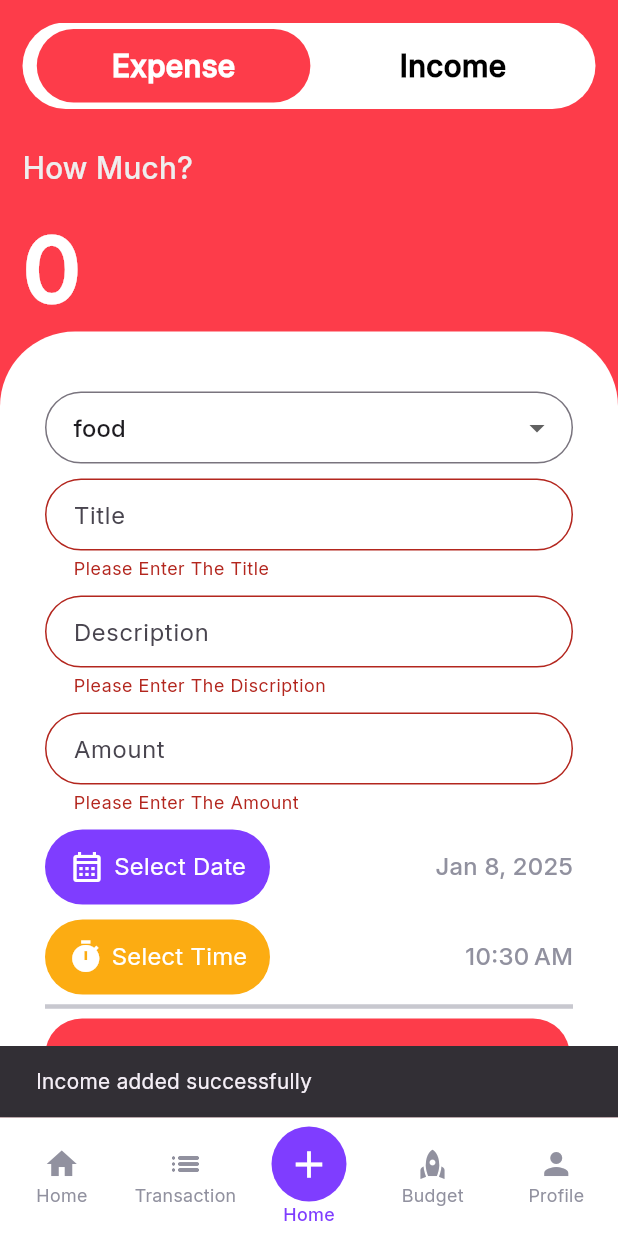
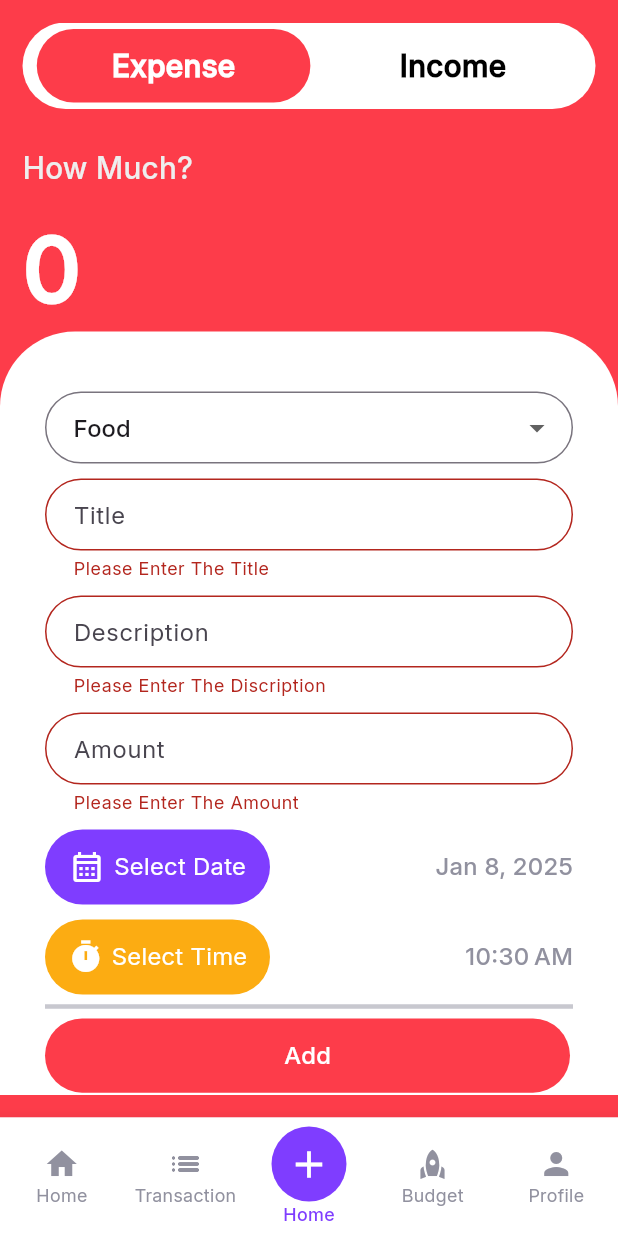
Before and after one commit to ShanzSM/Expenzy, a Flutter app: the MainScreen screen opened directly, item 3 of the bottom bar chosen, after a tap on "Add", on a phone screen of 412 x 824 dp. Run offline on Flutter 3.47's test engine with Material 3 defaults, Android fonts, the phone set to English and light mode, and no system bars; our stand-ins replace fl_chart, shared_preferences, smooth_page_indicator; accounts and stored records are empty.

Commit message:
Complete the project

```diff
--- a/expenzy/lib/models/expense_model.dart
+++ b/expenzy/lib/models/expense_model.dart
@@ -2,29 +2,35 @@
 
 //input category enum
 enum ExpenseCategory {
-  food,
-  transport,
-  health,
-  shopping,
-  subscription,
+  Food,
+  Transport,
+  Health,
+  Shopping,
+  Subscription,
+  Alchohol,
+  Smoke,
 }
 
 //category images
 final Map<ExpenseCategory, String> expenseCategoryImages = {
-  ExpenseCategory.food: "assets/images/restaurant.png",
-  ExpenseCategory.transport: "assets/images/car.png",
-  ExpenseCategory.health: "assets/images/health.png",
-  ExpenseCategory.shopping: "assets/images/bag.png",
-  ExpenseCategory.subscription: "assets/images/bill.png",
+  ExpenseCategory.Food: "assets/images/restaurant.png",
+  ExpenseCategory.Transport: "assets/images/car.png",
+  ExpenseCategory.Health: "assets/images/health.png",
+  ExpenseCategory.Shopping: "assets/images/bag.png",
+  ExpenseCategory.Subscription: "assets/images/bill.png",
+  ExpenseCategory.Alchohol: "assets/images/drink.png",
+  ExpenseCategory.Smoke: "assets/images/smoke.png",
 };
 
 //category colors
 final Map<ExpenseCategory, Color> expenseCategoryColors = {
-  ExpenseCategory.food: const Color(0xFFE57373),
-  ExpenseCategory.transport: const Color(0xFF81C784),
-  ExpenseCategory.health: const Color(0xFF64B5F6),
-  ExpenseCategory.shopping: const Color(0xFFFFD54F),
-  ExpenseCategory.subscription: const Color(0xFF9575CD),
+  ExpenseCategory.Food: const Color(0xFFE57373),
+  ExpenseCategory.Transport: const Color(0xFF81C784),
+  ExpenseCategory.Health: const Color(0xFF64B5F6),
+  ExpenseCategory.Shopping: const Color(0xFFFFD54F),
+  ExpenseCategory.Subscription: const Color(0xFF9575CD),
+  ExpenseCategory.Alchohol: const Color(0xFFFFA726),
+  ExpenseCategory.Smoke: const Color(0xFF689F38),
 };
 
 class Expense {
--- a/expenzy/lib/models/income_model.dart
+++ b/expenzy/lib/models/income_model.dart
@@ -2,26 +2,26 @@
 
 //input category enum
 enum IncomeCategory {
-  freelance,
-  salary,
-  passive,
-  sales,
+  Freelance,
+  Salary,
+  Passive,
+  Sales,
 }
 
 //category images
 final Map<IncomeCategory, String> incomeCategoryImages = {
-  IncomeCategory.freelance: "assets/images/freelance.png",
-  IncomeCategory.passive: "assets/images/bill.png",
-  IncomeCategory.sales: "assets/images/bag.png",
-  IncomeCategory.salary: "assets/images/salary.png",
+  IncomeCategory.Freelance: "assets/images/freelance.png",
+  IncomeCategory.Passive: "assets/images/bill.png",
+  IncomeCategory.Sales: "assets/images/bag.png",
+  IncomeCategory.Salary: "assets/images/salary.png",
 };
 
 //category colors
 final Map<IncomeCategory, Color> incomeCategoryColors = {
-  IncomeCategory.freelance: const Color(0xFFE57373),
-  IncomeCategory.passive: const Color(0xFF81C784),
-  IncomeCategory.sales: const Color(0xFF64B5F6),
-  IncomeCategory.salary: const Color(0xFFFFD54F),
+  IncomeCategory.Freelance: const Color(0xFFE57373),
+  IncomeCategory.Passive: const Color(0xFF81C784),
+  IncomeCategory.Sales: const Color(0xFF64B5F6),
+  IncomeCategory.Salary: const Color(0xFFFFD54F),
 };
 
 class Income {
--- a/expenzy/lib/screens/add_new_screen.dart
+++ b/expenzy/lib/screens/add_new_screen.dart
@@ -24,8 +24,8 @@
 class _AddNewScreenState extends State<AddNewScreen> {
   int _selectedMethod = 0;
 
-  ExpenseCategory _expenseCategory = ExpenseCategory.food;
-  IncomeCategory _incomeCategory = IncomeCategory.salary;
+  ExpenseCategory _expenseCategory = ExpenseCategory.Food;
+  IncomeCategory _incomeCategory = IncomeCategory.Salary;
   DateTime _selecteddate = DateTime.now();
   DateTime _selectedTime = DateTime.now();
 //text controllers
@@ -413,54 +413,58 @@
                               onTap: () async {
                                 if (_formkey.currentState!.validate()) {
                                   if (_selectedMethod == 0) {
-                                    //save expense and the income data in the shared pref
+                                    // Save expense data
                                     List<Expense> loadedExpenses =
                                         await ExpenceService().loadExpenses();
-                                    //craete the expense to store
+
+                                    // Create the expense to store
                                     Expense expense = Expense(
                                       id: loadedExpenses.length + 1,
                                       title: _titleController.text,
-                                      amount: _amountController.text.isEmpty
-                                          ? 0
-                                          : double.parse(
-                                              _amountController.text),
+                                      amount:
+                                          double.parse(_amountController.text),
                                       category: _expenseCategory,
                                       date: _selecteddate,
                                       time: _selectedTime,
                                       description: _descriptionController.text,
                                     );
+
                                     widget.addExpense(expense);
-                                    //clear the fields
+
+                                    // Clear the fields
                                     _amountController.clear();
-                                    _titleController.clear;
-                                    _descriptionController.clear;
-                                  }
-                                } else {
+                                    _titleController.clear();
+                                    _descriptionController.clear();
+                                  } else if (_selectedMethod == 1) {
+                                    // Save income data
                                     List<Income> loadedIncome =
                                         await IncomeServices().loadIncomes();
-                                  //create the new income
 
+                                    // Create the new income
                                     Income income = Income(
                                       id: loadedIncome.length + 1,
                                       title: _titleController.text,
-                                    amount: _amountController.text.isEmpty
-                                        ? 0
-                                        : double.parse(_amountController.text),
+                                      amount:
+                                          double.parse(_amountController.text),
                                       category: _incomeCategory,
                                       date: _selecteddate,
                                       time: _selectedTime,
                                       description: _descriptionController.text,
                                     );
+
                                     widget.addIncome(income);
-                                  //clear the fields
+
+                                    // Clear the fields
                                     _amountController.clear();
-                                  _titleController.clear;
-                                  _descriptionController.clear;
+                                    _titleController.clear();
+                                    _descriptionController.clear();
                                   }
 
+                                  // Reset to default method
                                   setState(() {
                                     _selectedMethod = 0;
                                   });
+                                }
                               },
                               child: CustomButton(
                                 buttonName: "Add",
--- a/expenzy/lib/screens/main_screen.dart
+++ b/expenzy/lib/screens/main_screen.dart
@@ -83,11 +83,13 @@
   //category total expenses
   Map<ExpenseCategory, double> calculateExpenseCategories() {
     Map<ExpenseCategory, double> categoryTotals = {
-      ExpenseCategory.food: 0,
-      ExpenseCategory.health: 0,
-      ExpenseCategory.shopping: 0,
-      ExpenseCategory.subscription: 0,
-      ExpenseCategory.transport: 0,
+      ExpenseCategory.Food: 0,
+      ExpenseCategory.Health: 0,
+      ExpenseCategory.Shopping: 0,
+      ExpenseCategory.Subscription: 0,
+      ExpenseCategory.Transport: 0,
+      ExpenseCategory.Alchohol: 0,
+      ExpenseCategory.Smoke: 0,
     };
     for (Expense expense in expenseList) {
       categoryTotals[expense.category] =
@@ -99,10 +101,10 @@
   //category total incomes
   Map<IncomeCategory, double> calculateIncomeCategories() {
     Map<IncomeCategory, double> categoryTotals = {
-      IncomeCategory.freelance: 0,
-      IncomeCategory.passive: 0,
-      IncomeCategory.salary: 0,
-      IncomeCategory.sales: 0,
+      IncomeCategory.Freelance: 0,
+      IncomeCategory.Passive: 0,
+      IncomeCategory.Salary: 0,
+      IncomeCategory.Sales: 0,
     };
     for (Income income in incomeList) {
       categoryTotals[income.category] =
```
Also changed, not shown: expenzy/lib/screens/budget_screen.dart (+14 -2 lines), expenzy/lib/widgets/pie_chart.dart (+29 -70 lines), expenzy/assets/images/drink.png (added), expenzy/assets/images/smoke.png (added). Lines whose indentation alone changed are shown as unchanged.
